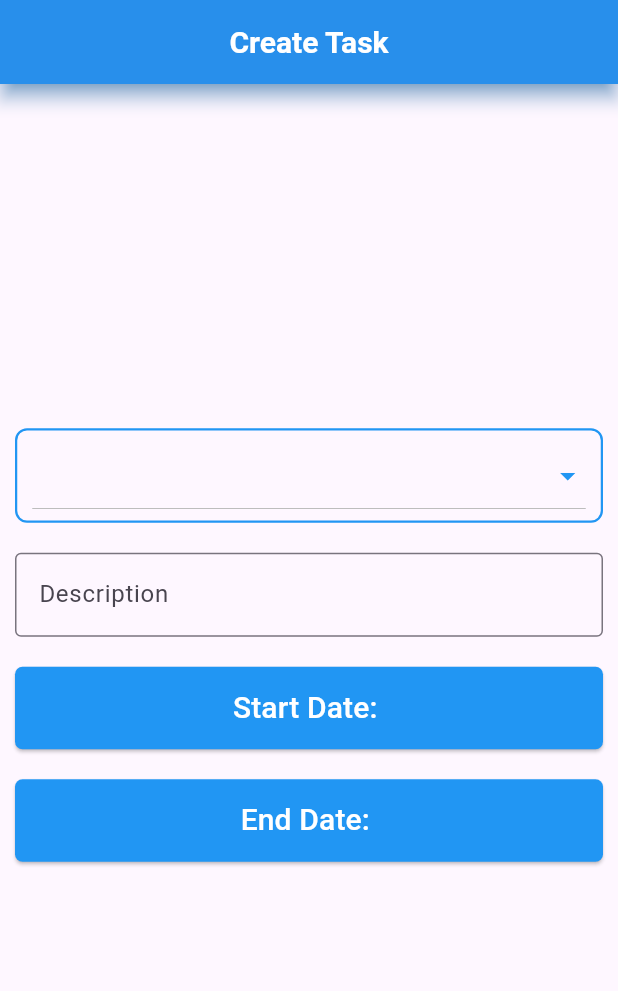
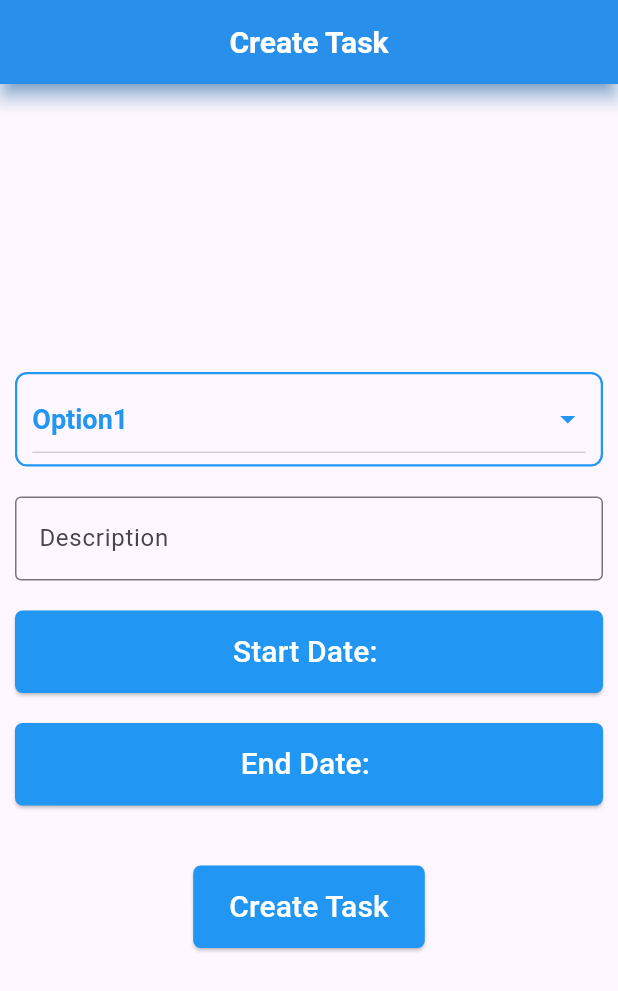
Before and after one commit to IAftabRehman/Task-Management-System, a Flutter app: the screen it shows after launch, on a phone screen of 412 x 824 dp. Shown: the top 991 px of the screen. Run offline on Flutter 3.47's test engine with Material 3 defaults, Android fonts, the phone set to English and light mode, and no system bars; our stand-ins replace cloud_firestore, firebase_auth, firebase_core; accounts and stored records are empty.

Commit message:
Edit in createTask_provider.dart work and also create new files which is createTaskModel.dart and createTaskServices.dart

```diff
--- a/lib/main.dart
+++ b/lib/main.dart
@@ -19,7 +19,7 @@ class MyApp extends StatelessWidget {
     return MultiProvider(
       providers: [
         ChangeNotifierProvider(create: (_) => userRegistration_provider()),
-        // ChangeNotifierProvider(create: (_) => createTask_provider())
+        ChangeNotifierProvider(create: (_) => createTask_provider())
       ],
       child: Builder(builder: (BuildContext context){
         return MaterialApp(
--- a/lib/screens/createTask_screen.dart
+++ b/lib/screens/createTask_screen.dart
@@ -1,54 +1,13 @@
 import 'package:flutter/material.dart';
 import 'package:provider/provider.dart';
 import 'package:task_management_system/providers/createTask_provider.dart';
-import 'package:task_management_system/providers/userRegistration_provider.dart';
 
-class createTask_screen extends StatefulWidget {
+class createTask_screen extends StatelessWidget {
   const createTask_screen({super.key});
 
   @override
-  State<createTask_screen> createState() => _createTask_screenState();
-}
-
-class _createTask_screenState extends State<createTask_screen> {
-  String selectedItem = 'Option 1';
-
-  DateTime? startDate;
-  DateTime? endDate;
-  String startDateText = "";
-  String endDateText = "";
-
-  final List<String> items = ["Option1", "Option2", "Option3"];
-
-  Future<void> pickStartDate(BuildContext context) async {
-    final DateTime? picked = await showDatePicker(
-      context: context,
-      initialDate: startDate ?? DateTime.now(),
-      firstDate: DateTime(2000),
-      lastDate: DateTime(2101),
-    );
-    if (picked != null) {
-      startDate = picked;
-      startDateText = "${picked.day}/${picked.month}/${picked.year}";
-    }
-  }
-
-  Future<void> pickEndDate(BuildContext context) async {
-    final DateTime? picked = await showDatePicker(
-      context: context,
-      initialDate: endDate ?? DateTime.now(),
-      firstDate: DateTime(2000),
-      lastDate: DateTime(2101),
-    );
-    if (picked != null) {
-      endDate = picked;
-      endDateText = "${picked.day}/${picked.month}/${picked.year}";
-    }
-  }
-
-  @override
   Widget build(BuildContext context) {
-    // final provider = Provider.of<createTask_provider>(context, listen: true);
+    final provider = Provider.of<createTask_provider>(context, listen: true);
     return Scaffold(
       appBar: AppBar(
         backgroundColor: Colors.blue,
@@ -78,12 +37,7 @@ class _createTask_screenState extends State<createTask_screen> {
                   borderRadius: BorderRadius.circular(8.0),
                 ),
                 child: DropdownButton<String>(
-                  value: selectedItem,
-                  onChanged: (String? newValue) {
-                    setState(() {
-                      selectedItem = newValue!;
-                    });
-                  },
+                  value: provider.selectedItem,
                   style: TextStyle(
                     color: Colors.blue,
                     fontSize: 18,
@@ -93,13 +47,17 @@ class _createTask_screenState extends State<createTask_screen> {
                   dropdownColor: Colors.green.shade100,
                   isExpanded: true,
                   itemHeight: 60,
-                  items:
-                      items.map<DropdownMenuItem<String>>((String value) {
-                        return DropdownMenuItem<String>(
-                          value: value,
-                          child: Text(value),
-                        );
-                      }).toList(),
+                  items: provider.items.map((String value) {
+                    return DropdownMenuItem<String>(
+                      value: value,
+                      child: Text(value),
+                    );
+                  }).toList(),
+                  onChanged: (newValue) {
+                    if (newValue != null) {
+                      provider.updateSelectedItem(newValue);
+                    }
+                  },
                 ),
               ),
               SizedBox(height: 20),
@@ -118,9 +76,9 @@ class _createTask_screenState extends State<createTask_screen> {
                   backgroundColor: Colors.blue,
                   minimumSize: Size(double.infinity, 55),
                 ),
-                onPressed: () => pickStartDate(context),
+                onPressed: () => provider.pickStartDate(context),
                 child: Text(
-                  "Start Date: $startDateText",
+                  "Start Date: ${provider.startDateText}",
                   style: TextStyle(fontSize: 20, color: Colors.white),
                 ),
               ),
@@ -133,13 +91,22 @@ class _createTask_screenState extends State<createTask_screen> {
                   backgroundColor: Colors.blue,
                   minimumSize: Size(double.infinity, 55),
                 ),
-                onPressed: () => pickEndDate(context),
+                onPressed: () => provider.pickEndDate(context),
                 child: Text(
-                  "End Date: $endDateText",
+                  "End Date: ${provider.endDateText}",
                   style: TextStyle(fontSize: 20, color: Colors.white),
                 ),
               ),
-              SizedBox(height: 20),
+              SizedBox(height: 40),
+
+              ElevatedButton(onPressed: (){},
+                  style: ElevatedButton.styleFrom(
+                    shape: RoundedRectangleBorder(
+                      borderRadius: BorderRadius.circular(5),
+                    ),
+                    backgroundColor: Colors.blue,
+                    minimumSize: Size(100, 55),
+                  ),child: Text("Create Task", style: TextStyle(fontSize: 20, color: Colors.white)))
             ],
           ),
         ),
```
Also changed, not shown: lib/models/createTaskModel.dart (added, +36 -0 lines), lib/providers/createTask_provider.dart (added, +64 -0 lines), lib/services/createTaskServices.dart (added, +11 -0 lines).
